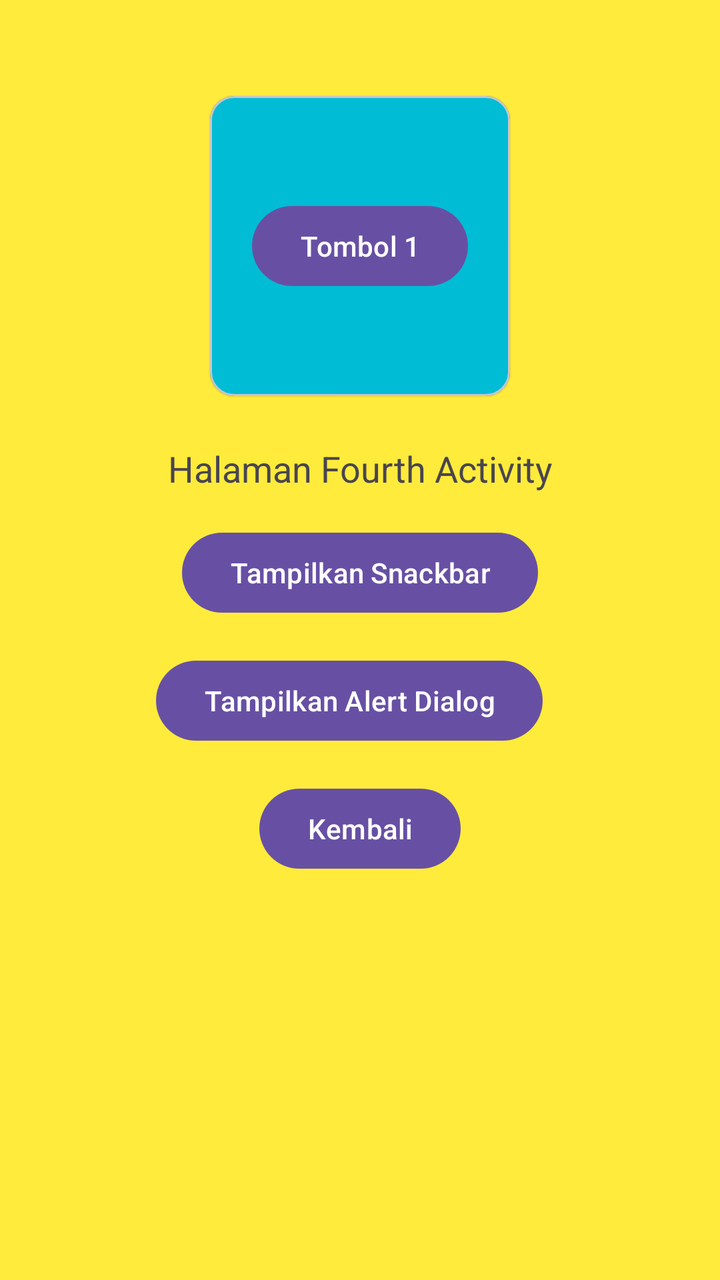
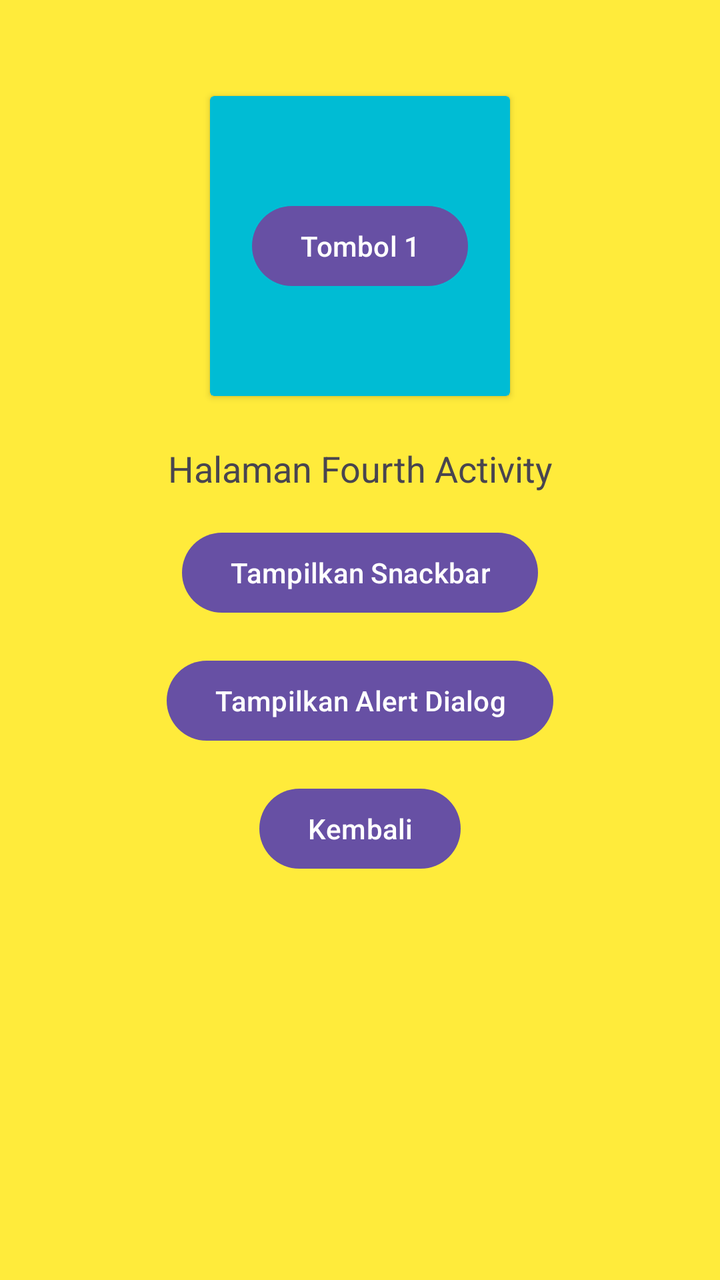

The first picture is an Android layout as it rendered before a commit; the second is the same layout after the commit. The layout source and the unified diff follow.
<!-- AndroidManifest.xml: application theme Theme.Uranus_Dapi -->
<!-- res/layout/activity_fourth.xml -->
<?xml version="1.0" encoding="utf-8"?>
<androidx.constraintlayout.widget.ConstraintLayout
    xmlns:android="http://schemas.android.com/apk/res/android"
    xmlns:app="http://schemas.android.com/apk/res-auto"
    xmlns:tools="http://schemas.android.com/tools"
    android:id="@+id/main"
    android:layout_width="match_parent"
    android:layout_height="match_parent"
    android:background="#FFEB3B"
    tools:context=".pertemuan_4.FourthActivity">

    
    <com.google.android.material.card.MaterialCardView
        android:id="@+id/cardView"
        android:layout_width="150dp"
        android:layout_height="150dp"
        android:layout_marginTop="48dp"
        app:layout_constraintEnd_toEndOf="parent"
        app:layout_constraintStart_toStartOf="parent"
        app:layout_constraintTop_toTopOf="parent"
        app:cardElevation="@dimen/material_emphasis_medium"
        android:backgroundTint="#00BCD4">


        <androidx.constraintlayout.widget.ConstraintLayout
            android:layout_width="match_parent"
            android:layout_height="match_parent"
            android:layout_margin="15dp">

            <Button
                android:id="@+id/btn1"
                android:layout_width="wrap_content"
                android:layout_height="wrap_content"
                android:text="Tombol 1"
                app:layout_constraintBottom_toBottomOf="parent"
                app:layout_constraintEnd_toEndOf="parent"
                app:layout_constraintStart_toStartOf="parent"
                app:layout_constraintTop_toTopOf="parent" />
        </androidx.constraintlayout.widget.ConstraintLayout>

    </com.google.android.material.card.MaterialCardView>

    <TextView
        android:id="@+id/tvHasil"
        android:layout_width="wrap_content"
        android:layout_height="wrap_content"
        android:layout_marginTop="24dp"
        android:text="Halaman Fourth Activity"
        android:textSize="18sp"
        app:layout_constraintEnd_toEndOf="parent"
        app:layout_constraintStart_toStartOf="parent"
        app:layout_constraintTop_toBottomOf="@+id/cardView" />

    <Button
        android:id="@+id/btnShowSnackbar"
        android:layout_width="wrap_content"
        android:layout_height="wrap_content"
        android:layout_marginTop="16dp"
        android:text="Tampilkan Snackbar"
        app:layout_constraintEnd_toEndOf="parent"
        app:layout_constraintStart_toStartOf="parent"
        app:layout_constraintTop_toBottomOf="@+id/tvHasil" />

    <Button
        android:id="@+id/btnShowAlertDialog"
        android:layout_width="wrap_content"
        android:layout_height="wrap_content"
        android:layout_marginTop="16dp"
        android:text="Tampilkan Alert Dialog"
        app:layout_constraintEnd_toEndOf="parent"
        app:layout_constraintHorizontal_bias="0.467"
        app:layout_constraintStart_toStartOf="parent"
        app:layout_constraintTop_toBottomOf="@+id/btnShowSnackbar" />

    <Button
        android:id="@+id/btnKembali"
        android:layout_width="wrap_content"
        android:layout_height="wrap_content"
        android:layout_marginTop="16dp"
        android:text="Kembali"
        app:layout_constraintEnd_toEndOf="parent"
        app:layout_constraintStart_toStartOf="parent"
        app:layout_constraintTop_toBottomOf="@+id/btnShowAlertDialog" />

</androidx.constraintlayout.widget.ConstraintLayout>
<!-- resources referenced by this layout -->
<resources>
  <style name="Theme.Uranus_Dapi" parent="Base.Theme.Uranus_Dapi" />
  <style name="Base.Theme.Uranus_Dapi" parent="Theme.Material3.DayNight.NoActionBar">
          
          
      </style>
</resources>

<!-- the commit's change to res/layout/activity_fourth.xml (unified diff, before → after) -->
@@ -9,18 +9,15 @@
     android:background="#FFEB3B"
     tools:context=".pertemuan_4.FourthActivity">
 
-    
-    <com.google.android.material.card.MaterialCardView
+    <androidx.cardview.widget.CardView
         android:id="@+id/cardView"
         android:layout_width="150dp"
         android:layout_height="150dp"
         android:layout_marginTop="48dp"
+        android:backgroundTint="#00BCD4"
         app:layout_constraintEnd_toEndOf="parent"
         app:layout_constraintStart_toStartOf="parent"
-        app:layout_constraintTop_toTopOf="parent"
-        app:cardElevation="@dimen/material_emphasis_medium"
-        android:backgroundTint="#00BCD4">
-
+        app:layout_constraintTop_toTopOf="parent">
 
         <androidx.constraintlayout.widget.ConstraintLayout
             android:layout_width="match_parent"
@@ -36,9 +33,10 @@
                 app:layout_constraintEnd_toEndOf="parent"
                 app:layout_constraintStart_toStartOf="parent"
                 app:layout_constraintTop_toTopOf="parent" />
+
         </androidx.constraintlayout.widget.ConstraintLayout>
 
-    </com.google.android.material.card.MaterialCardView>
+    </androidx.cardview.widget.CardView>
 
     <TextView
         android:id="@+id/tvHasil"
@@ -49,7 +47,7 @@
         android:textSize="18sp"
         app:layout_constraintEnd_toEndOf="parent"
         app:layout_constraintStart_toStartOf="parent"
-        app:layout_constraintTop_toBottomOf="@+id/cardView" />
+        app:layout_constraintTop_toBottomOf="@id/cardView" />
 
     <Button
         android:id="@+id/btnShowSnackbar"
@@ -59,7 +57,7 @@
         android:text="Tampilkan Snackbar"
         app:layout_constraintEnd_toEndOf="parent"
         app:layout_constraintStart_toStartOf="parent"
-        app:layout_constraintTop_toBottomOf="@+id/tvHasil" />
+        app:layout_constraintTop_toBottomOf="@id/tvHasil" />
 
     <Button
         android:id="@+id/btnShowAlertDialog"
@@ -68,9 +66,8 @@
         android:layout_marginTop="16dp"
         android:text="Tampilkan Alert Dialog"
         app:layout_constraintEnd_toEndOf="parent"
-        app:layout_constraintHorizontal_bias="0.467"
         app:layout_constraintStart_toStartOf="parent"
-        app:layout_constraintTop_toBottomOf="@+id/btnShowSnackbar" />
+        app:layout_constraintTop_toBottomOf="@id/btnShowSnackbar" />
 
     <Button
         android:id="@+id/btnKembali"
@@ -80,6 +77,7 @@
         android:text="Kembali"
         app:layout_constraintEnd_toEndOf="parent"
         app:layout_constraintStart_toStartOf="parent"
-        app:layout_constraintTop_toBottomOf="@+id/btnShowAlertDialog" />
+        app:layout_constraintTop_toBottomOf="@id/btnShowAlertDialog" />
+
 
 </androidx.constraintlayout.widget.ConstraintLayout>
